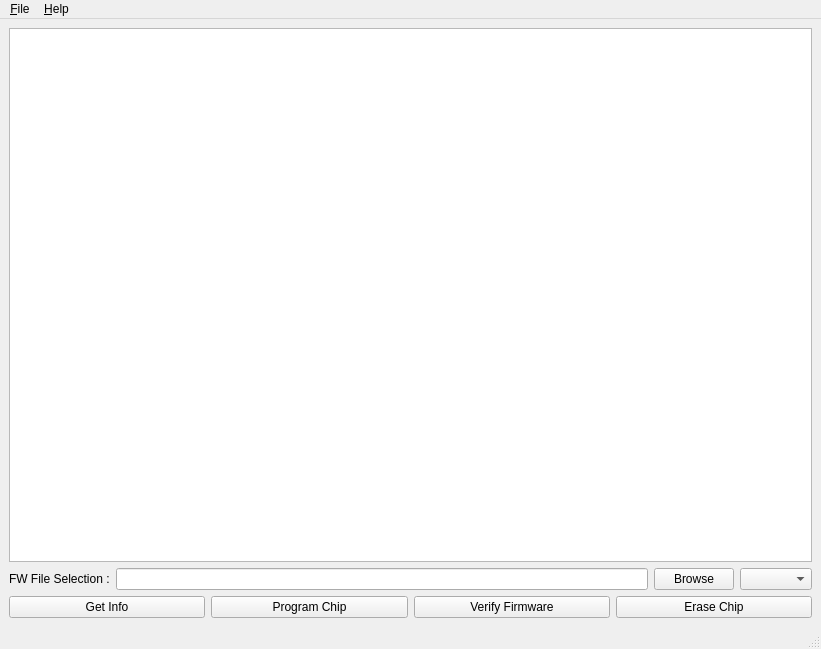
Before: the Qt Designer form mainwindow.ui in muman613/atmel-programmer-ui, drawn with Qt 5.
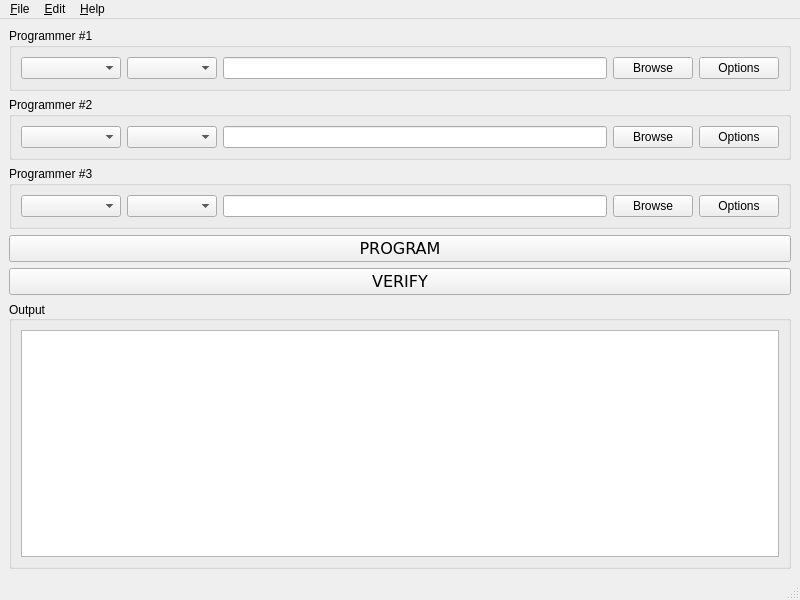
After: the same form once the commit is applied.

What changed in the file:
```diff
--- a/mainwindow.ui
+++ b/mainwindow.ui
@@ -6,87 +6,223 @@
    <rect>
     <x>0</x>
     <y>0</y>
-    <width>821</width>
-    <height>649</height>
+    <width>800</width>
+    <height>600</height>
    </rect>
   </property>
   <property name="windowTitle">
    <string>Atmel Programmer</string>
   </property>
   <widget class="QWidget" name="centralwidget">
-   <layout class="QGridLayout" name="gridLayout">
-    <item row="1" column="0">
-     <layout class="QHBoxLayout" name="horizontalLayout">
+   <layout class="QVBoxLayout" name="verticalLayout">
       <item>
-       <widget class="QLabel" name="label">
-        <property name="text">
-         <string>FW File Selection :</string>
-        </property>
+     <widget class="QGroupBox" name="programmer1">
+      <property name="title">
+       <string>Programmer #1</string>
+      </property>
+      <layout class="QHBoxLayout" name="horizontalLayout_8">
+       <item>
+        <widget class="QComboBox" name="id_1">
+         <property name="minimumSize">
+          <size>
+           <width>100</width>
+           <height>0</height>
+          </size>
+         </property>
+         <property name="toolTip">
+          <string>Serial # of AtmelICE Programmer</string>
+         </property>
        </widget>
       </item>
       <item>
-       <widget class="QLineEdit" name="firmwareName"/>
+        <widget class="QComboBox" name="device_1">
+         <property name="minimumSize">
+          <size>
+           <width>90</width>
+           <height>0</height>
+          </size>
+         </property>
+        </widget>
       </item>
       <item>
-       <widget class="QPushButton" name="browseButton">
+        <widget class="QLineEdit" name="fw_1"/>
+       </item>
+       <item>
+        <widget class="QPushButton" name="browse_1">
         <property name="text">
          <string>Browse</string>
         </property>
        </widget>
       </item>
       <item>
-       <widget class="QComboBox" name="deviceId">
-        <property name="currentText">
-         <string/>
+        <widget class="QPushButton" name="options_1">
+         <property name="text">
+          <string>Options</string>
         </property>
        </widget>
       </item>
      </layout>
+     </widget>
     </item>
-    <item row="0" column="0">
-     <widget class="QTextEdit" name="consoleText">
-      <property name="font">
-       <font>
-        <family>Courier New</family>
-        <pointsize>10</pointsize>
-       </font>
-      </property>
-      <property name="readOnly">
+    <item>
+     <widget class="QGroupBox" name="programmer2">
+      <property name="enabled">
        <bool>true</bool>
       </property>
-     </widget>
-    </item>
-    <item row="3" column="0" rowspan="2">
-     <layout class="QHBoxLayout" name="horizontalLayout_2">
+      <property name="title">
+       <string>Programmer #2</string>
+      </property>
+      <layout class="QHBoxLayout" name="horizontalLayout_9">
+       <item>
+        <widget class="QComboBox" name="id_2">
+         <property name="minimumSize">
+          <size>
+           <width>100</width>
+           <height>0</height>
+          </size>
+         </property>
+         <property name="toolTip">
+          <string>Serial # of AtmelICE Programmer</string>
+         </property>
+        </widget>
+       </item>
       <item>
-       <widget class="QPushButton" name="infoButton">
+        <widget class="QComboBox" name="device_2">
+         <property name="minimumSize">
+          <size>
+           <width>90</width>
+           <height>0</height>
+          </size>
+         </property>
+        </widget>
+       </item>
+       <item>
+        <widget class="QLineEdit" name="fw_2"/>
+       </item>
+       <item>
+        <widget class="QPushButton" name="browse_2">
         <property name="text">
-         <string>Get Info</string>
-        </property>
+          <string>Browse</string>
+         </property>
+        </widget>
+       </item>
+       <item>
+        <widget class="QPushButton" name="options_2">
+         <property name="text">
+          <string>Options</string>
+         </property>
+        </widget>
+       </item>
+      </layout>
+     </widget>
+    </item>
+    <item>
+     <widget class="QGroupBox" name="programmer3">
+      <property name="title">
+       <string>Programmer #3</string>
+      </property>
+      <layout class="QHBoxLayout" name="horizontalLayout_10">
+       <item>
+        <widget class="QComboBox" name="id_3">
+         <property name="minimumSize">
+          <size>
+           <width>100</width>
+           <height>0</height>
+          </size>
+         </property>
+         <property name="toolTip">
+          <string>Serial # of AtmelICE Programmer</string>
+         </property>
+        </widget>
+       </item>
+       <item>
+        <widget class="QComboBox" name="device_3">
+         <property name="minimumSize">
+          <size>
+           <width>90</width>
+           <height>0</height>
+          </size>
+         </property>
+        </widget>
+       </item>
+       <item>
+        <widget class="QLineEdit" name="fw_3"/>
+       </item>
+       <item>
+        <widget class="QPushButton" name="browse_3">
+         <property name="text">
+          <string>Browse</string>
+         </property>
+        </widget>
+       </item>
+       <item>
+        <widget class="QPushButton" name="options_3">
+         <property name="text">
+          <string>Options</string>
+         </property>
+        </widget>
+       </item>
+      </layout>
        </widget>
       </item>
       <item>
        <widget class="QPushButton" name="programButton">
+      <property name="font">
+       <font>
+        <family>Verdana</family>
+        <pointsize>12</pointsize>
+       </font>
+      </property>
         <property name="text">
-         <string>Program Chip</string>
+       <string>PROGRAM</string>
         </property>
        </widget>
       </item>
       <item>
        <widget class="QPushButton" name="verifyButton">
+      <property name="font">
+       <font>
+        <family>Verdana</family>
+        <pointsize>12</pointsize>
+       </font>
+      </property>
         <property name="text">
-         <string>Verify Firmware</string>
+       <string>VERIFY</string>
         </property>
        </widget>
       </item>
       <item>
-       <widget class="QPushButton" name="eraseButton">
-        <property name="text">
-         <string>Erase Chip</string>
+     <widget class="QGroupBox" name="groupBox">
+      <property name="sizePolicy">
+       <sizepolicy hsizetype="Preferred" vsizetype="Preferred">
+        <horstretch>0</horstretch>
+        <verstretch>0</verstretch>
+       </sizepolicy>
+      </property>
+      <property name="autoFillBackground">
+       <bool>false</bool>
+      </property>
+      <property name="title">
+       <string>Output</string>
+      </property>
+      <property name="alignment">
+       <set>Qt::AlignLeading|Qt::AlignLeft|Qt::AlignVCenter</set>
+      </property>
+      <layout class="QVBoxLayout" name="verticalLayout_2">
+       <item>
+        <widget class="QTextEdit" name="console">
+         <property name="font">
+          <font>
+           <family>DejaVu Sans Mono</family>
+          </font>
+         </property>
+         <property name="readOnly">
+          <bool>true</bool>
         </property>
        </widget>
       </item>
      </layout>
+     </widget>
     </item>
    </layout>
   </widget>
@@ -95,24 +231,30 @@
     <rect>
      <x>0</x>
      <y>0</y>
-     <width>821</width>
+     <width>800</width>
      <height>22</height>
     </rect>
    </property>
-   <widget class="QMenu" name="menuFile">
+   <widget class="QMenu" name="menu_File">
     <property name="title">
      <string>&amp;File</string>
     </property>
     <addaction name="actionClear_Console"/>
     <addaction name="actionSave_Console_to_file"/>
    </widget>
+   <widget class="QMenu" name="menu_Edit">
+    <property name="title">
+     <string>&amp;Edit</string>
+    </property>
+   </widget>
    <widget class="QMenu" name="menu_Help">
     <property name="title">
      <string>&amp;Help</string>
     </property>
     <addaction name="actionAbout"/>
    </widget>
-   <addaction name="menuFile"/>
+   <addaction name="menu_File"/>
+   <addaction name="menu_Edit"/>
    <addaction name="menu_Help"/>
   </widget>
   <widget class="QStatusBar" name="statusbar"/>
```
Left out of the diff: 12 changed lines with no effect on the pictures. Lines whose indentation alone changed are shown as unchanged.
